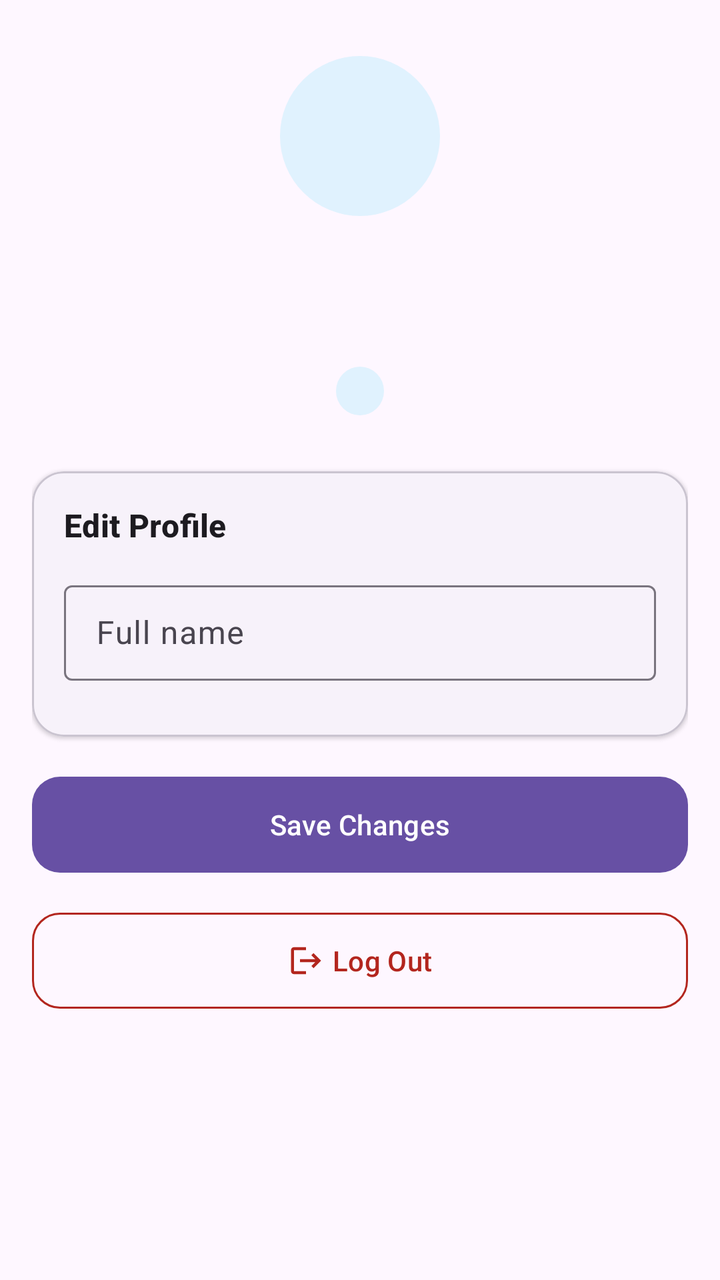
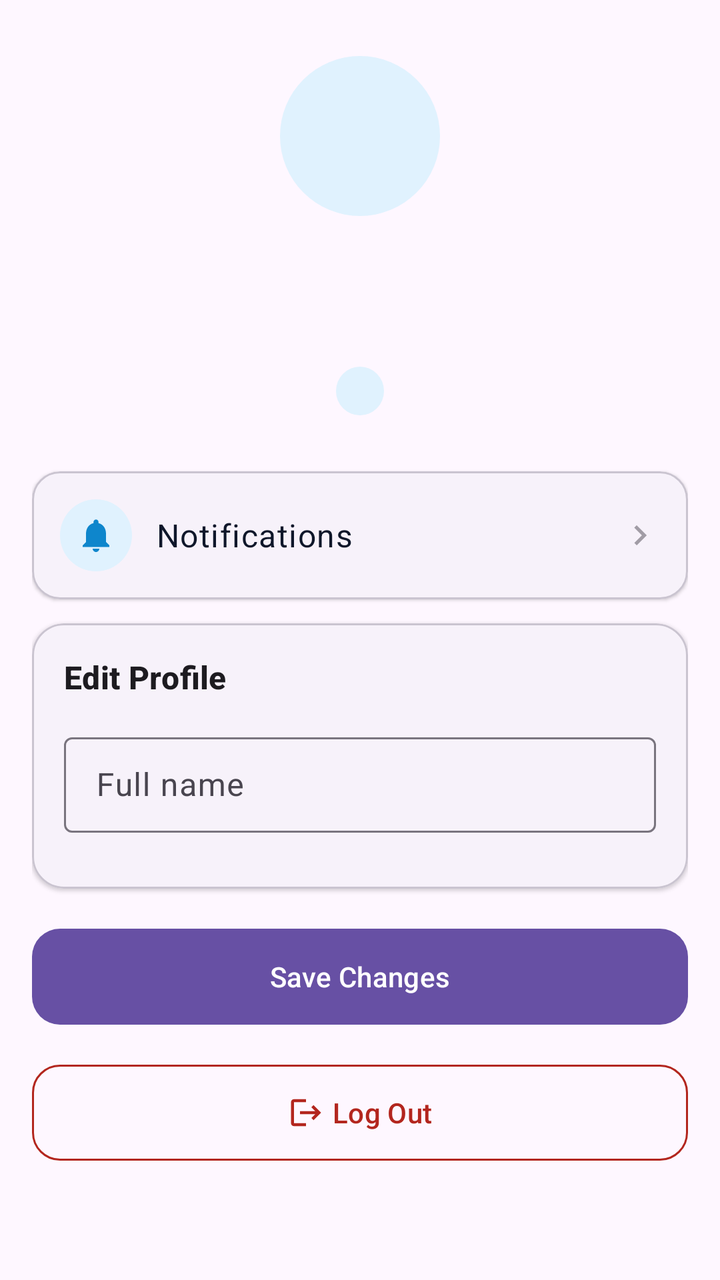

An Android layout rendered at two revisions. The XML below is the earlier revision; the diff shows what the commit changed to produce the second picture.
<!-- AndroidManifest.xml: application theme Theme.VET4PET -->
<!-- res/layout/fragment_profile.xml -->
<?xml version="1.0" encoding="utf-8"?>
<androidx.core.widget.NestedScrollView
    xmlns:android="http://schemas.android.com/apk/res/android"
    xmlns:app="http://schemas.android.com/apk/res-auto"
    android:layout_width="match_parent"
    android:layout_height="match_parent">

    <LinearLayout
        android:layout_width="match_parent"
        android:layout_height="wrap_content"
        android:orientation="vertical"
        android:paddingHorizontal="16dp"
        android:paddingTop="28dp"
        android:paddingBottom="40dp">

        
        <LinearLayout
            android:layout_width="match_parent"
            android:layout_height="wrap_content"
            android:orientation="vertical"
            android:gravity="center"
            android:layout_marginBottom="28dp">

            <TextView
                android:id="@+id/tv_avatar_initial"
                android:layout_width="80dp"
                android:layout_height="80dp"
                android:background="@drawable/bg_avatar"
                android:gravity="center"
                android:textSize="32sp"
                android:textColor="@color/brand_dark"
                android:textStyle="bold" />

            <TextView
                android:id="@+id/tv_user_name"
                android:layout_width="wrap_content"
                android:layout_height="wrap_content"
                android:layout_marginTop="14dp"
                android:textAppearance="?attr/textAppearanceHeadlineSmall"
                android:textStyle="bold"
                android:textColor="?attr/colorOnSurface"
                android:gravity="center" />

            <TextView
                android:id="@+id/tv_user_email"
                android:layout_width="wrap_content"
                android:layout_height="wrap_content"
                android:layout_marginTop="4dp"
                android:textAppearance="?attr/textAppearanceBodyMedium"
                android:textColor="?attr/colorOnSurfaceVariant"
                android:gravity="center" />

            <TextView
                android:id="@+id/tv_user_role"
                android:layout_width="wrap_content"
                android:layout_height="wrap_content"
                android:layout_marginTop="6dp"
                android:paddingHorizontal="12dp"
                android:paddingVertical="4dp"
                android:background="@drawable/bg_avatar"
                android:textAppearance="?attr/textAppearanceLabelMedium"
                android:textColor="@color/brand_dark"
                android:textStyle="bold" />

        </LinearLayout>

        
        <com.google.android.material.progressindicator.LinearProgressIndicator
            android:id="@+id/progress_profile"
            android:layout_width="match_parent"
            android:layout_height="wrap_content"
            android:layout_marginBottom="12dp"
            android:indeterminate="true"
            android:visibility="gone"
            app:trackCornerRadius="4dp" />

        
        <com.google.android.material.card.MaterialCardView
            style="@style/Widget.Material3.CardView.Elevated"
            android:layout_width="match_parent"
            android:layout_height="wrap_content"
            android:layout_marginBottom="16dp"
            app:cardCornerRadius="16dp"
            app:cardElevation="1dp"
            app:strokeColor="?attr/colorOutlineVariant"
            app:strokeWidth="1dp">

            <LinearLayout
                android:layout_width="match_parent"
                android:layout_height="wrap_content"
                android:orientation="vertical"
                android:padding="16dp">

                <TextView
                    android:layout_width="wrap_content"
                    android:layout_height="wrap_content"
                    android:layout_marginBottom="14dp"
                    android:text="@string/profile_edit_title"
                    android:textAppearance="?attr/textAppearanceTitleMedium"
                    android:textStyle="bold"
                    android:textColor="?attr/colorOnSurface" />

                
                <com.google.android.material.textfield.TextInputLayout
                    android:id="@+id/layout_name"
                    style="@style/Widget.Material3.TextInputLayout.OutlinedBox.Dense"
                    android:layout_width="match_parent"
                    android:layout_height="wrap_content"
                    android:layout_marginBottom="12dp"
                    android:hint="@string/profile_hint_name">

                    <com.google.android.material.textfield.TextInputEditText
                        android:id="@+id/et_name"
                        android:layout_width="match_parent"
                        android:layout_height="wrap_content"
                        android:inputType="textPersonName|textCapWords"
                        android:singleLine="true" />
                </com.google.android.material.textfield.TextInputLayout>

                

                
                <com.google.android.material.textfield.TextInputLayout
                    android:id="@+id/layout_clinic"
                    style="@style/Widget.Material3.TextInputLayout.OutlinedBox.Dense"
                    android:layout_width="match_parent"
                    android:layout_height="wrap_content"
                    android:layout_marginBottom="12dp"
                    android:hint="@string/profile_hint_clinic"
                    android:visibility="gone">

                    <com.google.android.material.textfield.TextInputEditText
                        android:id="@+id/et_clinic"
                        android:layout_width="match_parent"
                        android:layout_height="wrap_content"
                        android:inputType="textCapWords"
                        android:singleLine="true" />
                </com.google.android.material.textfield.TextInputLayout>

                
                <com.google.android.material.textfield.TextInputLayout
                    android:id="@+id/layout_address"
                    style="@style/Widget.Material3.TextInputLayout.OutlinedBox.Dense"
                    android:layout_width="match_parent"
                    android:layout_height="wrap_content"
                    android:layout_marginBottom="12dp"
                    android:hint="@string/profile_hint_address"
                    android:visibility="gone">

                    <com.google.android.material.textfield.TextInputEditText
                        android:id="@+id/et_address"
                        android:layout_width="match_parent"
                        android:layout_height="wrap_content"
                        android:inputType="textPostalAddress"
                        android:singleLine="true" />
                </com.google.android.material.textfield.TextInputLayout>

                
                <com.google.android.material.textfield.TextInputLayout
                    android:id="@+id/layout_phone"
                    style="@style/Widget.Material3.TextInputLayout.OutlinedBox.Dense"
                    android:layout_width="match_parent"
                    android:layout_height="wrap_content"
                    android:layout_marginBottom="16dp"
                    android:hint="@string/profile_hint_phone"
                    android:visibility="gone">

                    <com.google.android.material.textfield.TextInputEditText
                        android:id="@+id/et_phone"
                        android:layout_width="match_parent"
                        android:layout_height="wrap_content"
                        android:inputType="phone"
                        android:singleLine="true" />
                </com.google.android.material.textfield.TextInputLayout>

                
                <com.google.android.material.materialswitch.MaterialSwitch
                    android:id="@+id/switch_on_call"
                    android:layout_width="match_parent"
                    android:layout_height="wrap_content"
                    android:layout_marginBottom="12dp"
                    android:text="@string/profile_on_call_label"
                    android:visibility="gone" />

                
                <com.google.android.material.button.MaterialButton
                    android:id="@+id/btn_set_location"
                    style="@style/Widget.Material3.Button.OutlinedButton"
                    android:layout_width="match_parent"
                    android:layout_height="wrap_content"
                    android:text="@string/profile_set_location"
                    app:icon="@drawable/ic_location"
                    app:iconGravity="textStart"
                    app:cornerRadius="10dp"
                    android:visibility="gone" />

                <TextView
                    android:id="@+id/tv_location_status"
                    android:layout_width="wrap_content"
                    android:layout_height="wrap_content"
                    android:layout_marginTop="6dp"
                    android:textAppearance="?attr/textAppearanceLabelSmall"
                    android:textColor="?attr/colorOnSurfaceVariant"
                    android:visibility="gone" />

            </LinearLayout>
        </com.google.android.material.card.MaterialCardView>

        
        <com.google.android.material.button.MaterialButton
            android:id="@+id/btn_save"
            style="@style/Widget.Material3.Button"
            android:layout_width="match_parent"
            android:layout_height="56dp"
            android:layout_marginBottom="12dp"
            android:text="@string/profile_save"
            app:cornerRadius="14dp" />

        
        <com.google.android.material.button.MaterialButton
            android:id="@+id/btn_logout"
            style="@style/Widget.Material3.Button.OutlinedButton"
            android:layout_width="match_parent"
            android:layout_height="56dp"
            android:text="@string/action_logout"
            android:textColor="?attr/colorError"
            app:icon="@drawable/ic_logout"
            app:iconTint="?attr/colorError"
            app:iconGravity="textStart"
            app:strokeColor="?attr/colorError"
            app:cornerRadius="14dp" />

    </LinearLayout>

</androidx.core.widget.NestedScrollView>
<!-- resources referenced by this layout -->
<resources>
  <color name="brand_dark">#0E86CC</color>
  <!-- drawable bg_avatar (drawable) -->
  <?xml version="1.0" encoding="utf-8"?>
  <shape xmlns:android="http://schemas.android.com/apk/res/android"
      android:shape="oval">
      <solid android:color="@color/brand_soft" />
  </shape>
  <!-- drawable ic_location (drawable) -->
  <?xml version="1.0" encoding="utf-8"?>
  <vector xmlns:android="http://schemas.android.com/apk/res/android"
      android:width="24dp"
      android:height="24dp"
      android:viewportWidth="24"
      android:viewportHeight="24">
      <path
          android:fillColor="?attr/colorControlNormal"
          android:pathData="M12,2C8.13,2 5,5.13 5,9c0,5.25 7,13 7,13s7,-7.75 7,-13c0,-3.87 -3.13,-7 -7,-7zM12,11.5c-1.38,0 -2.5,-1.12 -2.5,-2.5s1.12,-2.5 2.5,-2.5 2.5,1.12 2.5,2.5 -1.12,2.5 -2.5,2.5z"/>
  </vector>
  <!-- drawable ic_logout (drawable) -->
  <?xml version="1.0" encoding="utf-8"?>
  <vector xmlns:android="http://schemas.android.com/apk/res/android"
      android:width="24dp"
      android:height="24dp"
      android:viewportWidth="24"
      android:viewportHeight="24">
      <path
          android:fillColor="@android:color/black"
          android:pathData="M17,7l-1.41,1.41L18.17,11H8v2h10.17l-2.58,2.58L17,17l5,-5zM4,5h8V3H4C2.9,3 2,3.9 2,5v14c0,1.1 0.9,2 2,2h8v-2H4V5z" />
  </vector>
  <string name="action_logout">Log Out</string>
  <string name="profile_edit_title">Edit Profile</string>
  <string name="profile_hint_address">Clinic address</string>
  <string name="profile_hint_clinic">Clinic name</string>
  <string name="profile_hint_name">Full name</string>
  <string name="profile_hint_phone">Phone number</string>
  <string name="profile_on_call_label">Available for emergency (On Call)</string>
  <string name="profile_save">Save Changes</string>
  <string name="profile_set_location">Set Current Location as Clinic</string>
  <style name="Theme.VET4PET" parent="Theme.Material3.DayNight.NoActionBar" />
  <color name="brand_soft">#E0F2FE</color>
</resources>

<!-- the commit's change to res/layout/fragment_profile.xml (unified diff, before → after) -->
@@ -65,6 +65,76 @@
         </LinearLayout>
 
         
+        <com.google.android.material.card.MaterialCardView
+            style="@style/Widget.Material3.CardView.Elevated"
+            android:layout_width="match_parent"
+            android:layout_height="wrap_content"
+            android:layout_marginBottom="12dp"
+            android:clickable="true"
+            android:focusable="true"
+            app:cardCornerRadius="14dp"
+            app:cardElevation="1dp"
+            app:strokeColor="?attr/colorOutlineVariant"
+            app:strokeWidth="1dp">
+
+            <LinearLayout
+                android:id="@+id/row_notifications"
+                android:layout_width="match_parent"
+                android:layout_height="wrap_content"
+                android:orientation="horizontal"
+                android:gravity="center_vertical"
+                android:padding="14dp"
+                android:background="?attr/selectableItemBackground"
+                android:clickable="true"
+                android:focusable="true">
+
+                <ImageView
+                    android:layout_width="36dp"
+                    android:layout_height="36dp"
+                    android:padding="8dp"
+                    android:background="@drawable/bg_avatar"
+                    android:src="@drawable/ic_notifications"
+                    app:tint="@color/brand_dark"
+                    tools:ignore="ContentDescription"
+                    xmlns:tools="http://schemas.android.com/tools" />
+
+                <LinearLayout
+                    android:layout_width="0dp"
+                    android:layout_height="wrap_content"
+                    android:layout_weight="1"
+                    android:layout_marginStart="12dp"
+                    android:orientation="vertical">
+
+                    <TextView
+                        android:layout_width="wrap_content"
+                        android:layout_height="wrap_content"
+                        android:text="@string/nav_notifications"
+                        android:textAppearance="?attr/textAppearanceBodyLarge"
+                        android:textColor="@color/ink" />
+
+                    <TextView
+                        android:id="@+id/tv_unread_count"
+                        android:layout_width="wrap_content"
+                        android:layout_height="wrap_content"
+                        android:textAppearance="?attr/textAppearanceBodySmall"
+                        android:textColor="@color/brand"
+                        android:visibility="gone" />
+
+                </LinearLayout>
+
+                <ImageView
+                    android:layout_width="20dp"
+                    android:layout_height="20dp"
+                    android:src="@drawable/ic_chevron_right"
+                    android:alpha="0.5"
+                    app:tint="?attr/colorOnSurfaceVariant"
+                    tools:ignore="ContentDescription"
+                    xmlns:tools="http://schemas.android.com/tools" />
+
+            </LinearLayout>
+        </com.google.android.material.card.MaterialCardView>
+
+        
         <com.google.android.material.progressindicator.LinearProgressIndicator
             android:id="@+id/progress_profile"
             android:layout_width="match_parent"
<!-- resource entries referenced after the edit -->
@@ -1,12 +1,25 @@
 <!-- resources referenced by this layout -->
 <resources>
+  <color name="brand">#2BA8F5</color>
   <color name="brand_dark">#0E86CC</color>
+  <color name="ink">#0F172A</color>
   <!-- drawable bg_avatar (drawable) -->
   <?xml version="1.0" encoding="utf-8"?>
   <shape xmlns:android="http://schemas.android.com/apk/res/android"
       android:shape="oval">
       <solid android:color="@color/brand_soft" />
   </shape>
+  <!-- drawable ic_chevron_right (drawable) -->
+  <?xml version="1.0" encoding="utf-8"?>
+  <vector xmlns:android="http://schemas.android.com/apk/res/android"
+      android:width="24dp"
+      android:height="24dp"
+      android:viewportWidth="24"
+      android:viewportHeight="24">
+      <path
+          android:fillColor="?attr/colorControlNormal"
+          android:pathData="M10,6L8.59,7.41 13.17,12l-4.58,4.59L10,18l6,-6z" />
+  </vector>
   <!-- drawable ic_location (drawable) -->
   <?xml version="1.0" encoding="utf-8"?>
   <vector xmlns:android="http://schemas.android.com/apk/res/android"
@@ -29,7 +42,19 @@
           android:fillColor="@android:color/black"
           android:pathData="M17,7l-1.41,1.41L18.17,11H8v2h10.17l-2.58,2.58L17,17l5,-5zM4,5h8V3H4C2.9,3 2,3.9 2,5v14c0,1.1 0.9,2 2,2h8v-2H4V5z" />
   </vector>
+  <!-- drawable ic_notifications (drawable) -->
+  <?xml version="1.0" encoding="utf-8"?>
+  <vector xmlns:android="http://schemas.android.com/apk/res/android"
+      android:width="24dp"
+      android:height="24dp"
+      android:viewportWidth="24"
+      android:viewportHeight="24">
+      <path
+          android:fillColor="@android:color/black"
+          android:pathData="M12,22c1.1,0 2,-0.9 2,-2h-4c0,1.1 0.9,2 2,2zM18,16v-5c0,-3.07 -1.64,-5.64 -4.5,-6.32V4c0,-0.83 -0.67,-1.5 -1.5,-1.5s-1.5,0.67 -1.5,1.5v0.68C7.63,5.36 6,7.92 6,11v5l-2,2v1h16v-1l-2,-2z" />
+  </vector>
   <string name="action_logout">Log Out</string>
+  <string name="nav_notifications">Notifications</string>
   <string name="profile_edit_title">Edit Profile</string>
   <string name="profile_hint_address">Clinic address</string>
   <string name="profile_hint_clinic">Clinic name</string>
